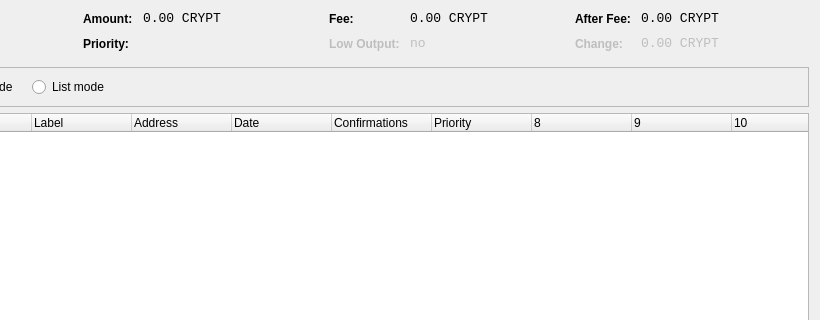
Before: the Qt Designer form src/qt/forms/coincontroldialog.ui in nuggetbram/apples, drawn with Qt 5; both pictures show x 180 to 1000 and y 0 to 320 of the 1000 by 500 pixel window.
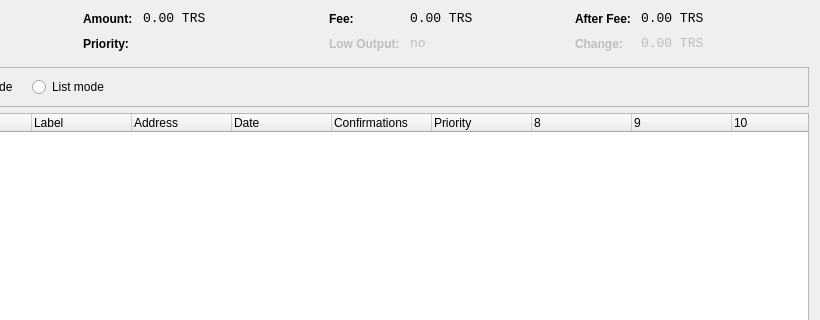
After: the same form once the commit is applied. Custom widgets are drawn as their Qt base class.

Patch:
```diff
--- a/src/qt/forms/coincontroldialog.ui
+++ b/src/qt/forms/coincontroldialog.ui
@@ -141,7 +141,7 @@
           <enum>Qt::ActionsContextMenu</enum>
          </property>
          <property name="text">
-          <string notr="true">0.00 CRYPT</string>
+          <string notr="true">0.00 TRS</string>
          </property>
          <property name="textInteractionFlags">
           <set>Qt::LinksAccessibleByMouse|Qt::TextSelectableByKeyboard|Qt::TextSelectableByMouse</set>
@@ -221,7 +221,7 @@
           <enum>Qt::ActionsContextMenu</enum>
          </property>
          <property name="text">
-          <string notr="true">0.00 CRYPT</string>
+          <string notr="true">0.00 TRS</string>
          </property>
          <property name="textInteractionFlags">
           <set>Qt::LinksAccessibleByMouse|Qt::TextSelectableByKeyboard|Qt::TextSelectableByMouse</set>
@@ -307,7 +307,7 @@
           <enum>Qt::ActionsContextMenu</enum>
          </property>
          <property name="text">
-          <string notr="true">0.00 CRYPT</string>
+          <string notr="true">0.00 TRS</string>
          </property>
          <property name="textInteractionFlags">
           <set>Qt::LinksAccessibleByMouse|Qt::TextSelectableByKeyboard|Qt::TextSelectableByMouse</set>
@@ -345,7 +345,7 @@
           <enum>Qt::ActionsContextMenu</enum>
          </property>
          <property name="text">
-          <string notr="true">0.00 CRYPT</string>
+          <string notr="true">0.00 TRS</string>
          </property>
          <property name="textInteractionFlags">
           <set>Qt::LinksAccessibleByMouse|Qt::TextSelectableByKeyboard|Qt::TextSelectableByMouse</set>
```
